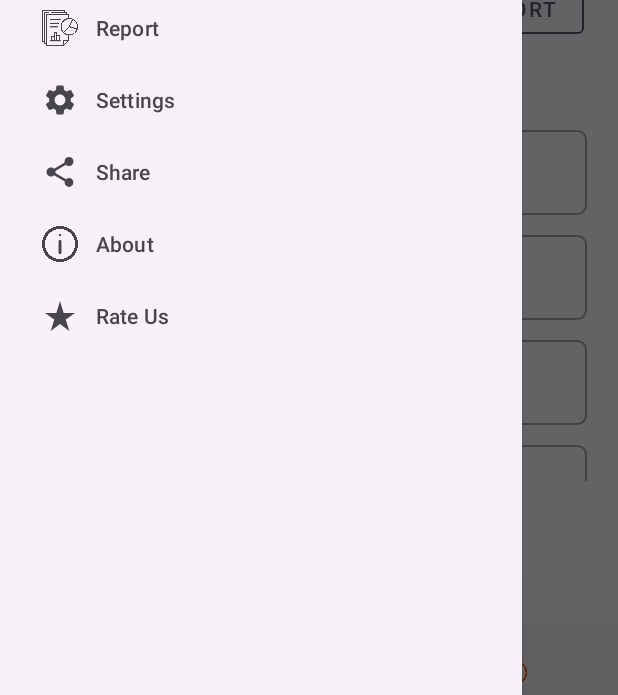
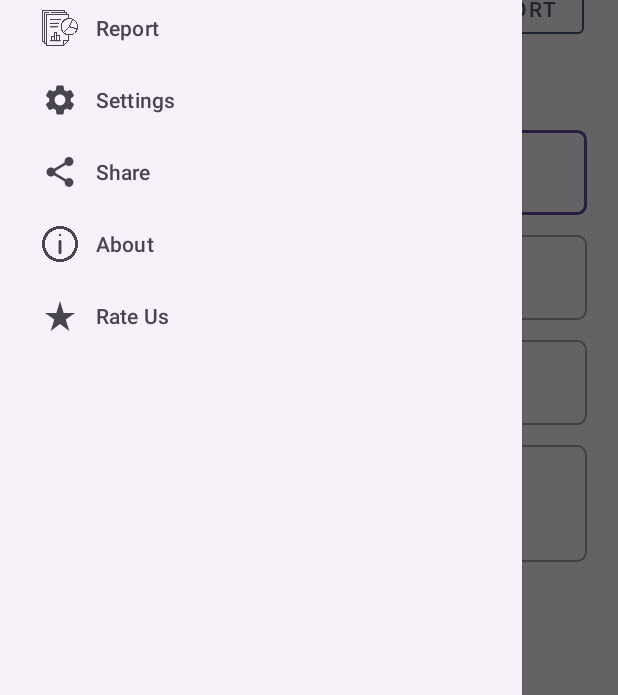
Before and after one commit to Hitesh-Meghwal/SpendEase_Expense_Tracker_App, an Android app: the AddTransactions screen opened through its navigation route, after a tap on "Open Navigation Drawer", on a phone screen of 412 x 824 dp. Shown: the part 515-1210 px from the top of the screen. Run offline under Robolectric (Android 15) with nearby library versions, the phone set to English and light mode, and no system bars; our stand-ins replace navigation-ui, sdp/ssp sizes; libraries missing offline, so code that uses them is left out: org.eazegraph.lib; Roboto replaces fonts that are not available here; 1 other tap on this screen came first.

Commit message:
Working on UI

```diff
--- a/app/src/main/AndroidManifest.xml
+++ b/app/src/main/AndroidManifest.xml
@@ -14,9 +14,6 @@
         android:supportsRtl="true"
         android:theme="@style/Theme.SpendEase"
         tools:targetApi="31">
-        <activity
-            android:name=".Content_main"
-            android:exported="false" />
         <activity
             android:name=".navigation.NavigationDrawer"
             android:exported="false" />
--- a/app/src/main/java/com/example/spendease/fragments/AddTransactions.kt
+++ b/app/src/main/java/com/example/spendease/fragments/AddTransactions.kt
@@ -6,55 +6,17 @@
 import android.view.View
 import android.view.ViewGroup
 import com.example.spendease.R
+import com.google.android.material.appbar.MaterialToolbar
+import com.google.android.material.bottomnavigation.BottomNavigationView
 
-// TODO: Rename parameter arguments, choose names that match
-// the fragment initialization parameters, e.g. ARG_ITEM_NUMBER
-private const val ARG_PARAM1 = "param1"
-private const val ARG_PARAM2 = "param2"
-
-/**
- * A simple [Fragment] subclass.
- * Use the [AddTransactions.newInstance] factory method to
- * create an instance of this fragment.
- */
 class AddTransactions : Fragment() {
-    // TODO: Rename and change types of parameters
-    private var param1: String? = null
-    private var param2: String? = null
-
-    override fun onCreate(savedInstanceState: Bundle?) {
-        super.onCreate(savedInstanceState)
-        arguments?.let {
-            param1 = it.getString(ARG_PARAM1)
-            param2 = it.getString(ARG_PARAM2)
-        }
+    lateinit var bottomnav : BottomNavigationView
+    override fun onCreateView(inflater: LayoutInflater, container: ViewGroup?, savedInstanceState: Bundle?): View? {
+        // Inflate the layout for this fragment
+        val view = inflater.inflate(R.layout.fragment_add_transactions, container, false)
+        bottomnav = requireActivity().findViewById(R.id.bottomnavigation_id)
+        bottomnav.visibility = View.GONE
+        return view
     }
 
-    override fun onCreateView(
-        inflater: LayoutInflater, container: ViewGroup?,
-        savedInstanceState: Bundle?
-    ): View? {
-        // Inflate the layout for this fragment
-        return inflater.inflate(R.layout.fragment_add_transactions, container, false)
-    }
-
-    companion object {
-        /**
-         * Use this factory method to create a new instance of
-         * this fragment using the provided parameters.
-         *
-         * @param param1 Parameter 1.
-         * @param param2 Parameter 2.
-         * @return A new instance of fragment AddTransactions.
-         */
-        // TODO: Rename and change types and number of parameters
-        @JvmStatic
-        fun newInstance(param1: String, param2: String) =
-            AddTransactions().apply {
-                arguments = Bundle().apply {
-                    putString(ARG_PARAM1, param1)
-                    putString(ARG_PARAM2, param2)
-                }
-            }
-    }
 }
--- a/app/src/main/res/layout/activity_navigation_drawer.xml
+++ b/app/src/main/res/layout/activity_navigation_drawer.xml
@@ -42,6 +42,19 @@
 
         </com.google.android.material.appbar.AppBarLayout>
 
+        <fragment
+            android:id="@+id/fragment"
+            android:name="androidx.navigation.fragment.NavHostFragment"
+            android:layout_width="match_parent"
+            android:layout_height="0dp"
+            app:defaultNavHost="true"
+            app:layout_constraintBottom_toTopOf="@+id/bottomnavigation_id"
+            app:layout_constraintEnd_toEndOf="parent"
+            app:layout_constraintHorizontal_bias="0.0"
+            app:layout_constraintStart_toStartOf="parent"
+            app:layout_constraintTop_toBottomOf="@+id/appBarLayout"
+            app:navGraph="@navigation/app_navigation" />
+
         <com.google.android.material.bottomnavigation.BottomNavigationView
             android:id="@+id/bottomnavigation_id"
             android:layout_width="match_parent"
@@ -53,22 +66,8 @@
             app:labelVisibilityMode="selected"
             app:layout_constraintBottom_toBottomOf="parent"
             app:layout_constraintEnd_toEndOf="parent"
-            app:layout_constraintHorizontal_bias="0.461"
             app:layout_constraintStart_toStartOf="parent"
             app:menu="@menu/bottomnav_menu" />
-
-        <fragment
-            android:id="@+id/fragment"
-            android:name="androidx.navigation.fragment.NavHostFragment"
-            android:layout_width="match_parent"
-            android:layout_height="600dp"
-            app:defaultNavHost="true"
-            app:layout_constraintEnd_toEndOf="parent"
-            app:layout_constraintHorizontal_bias="0.0"
-            app:layout_constraintStart_toStartOf="parent"
-            app:layout_constraintTop_toBottomOf="@+id/appBarLayout"
-            app:navGraph="@navigation/app_navigation" />
-
 
     </androidx.constraintlayout.widget.ConstraintLayout>
 
--- a/app/src/main/res/layout/fragment_dashboard.xml
+++ b/app/src/main/res/layout/fragment_dashboard.xml
@@ -7,6 +7,7 @@
     xmlns:app="http://schemas.android.com/apk/res-auto"
     android:background="@color/white"
     tools:context=".fragments.Dashboard">
+
 
     <androidx.core.widget.NestedScrollView
         android:id="@+id/nestedScrollView2"
```
Also changed, not shown: app/src/main/res/layout/fragment_add_transactions.xml (+8 -2 lines).
